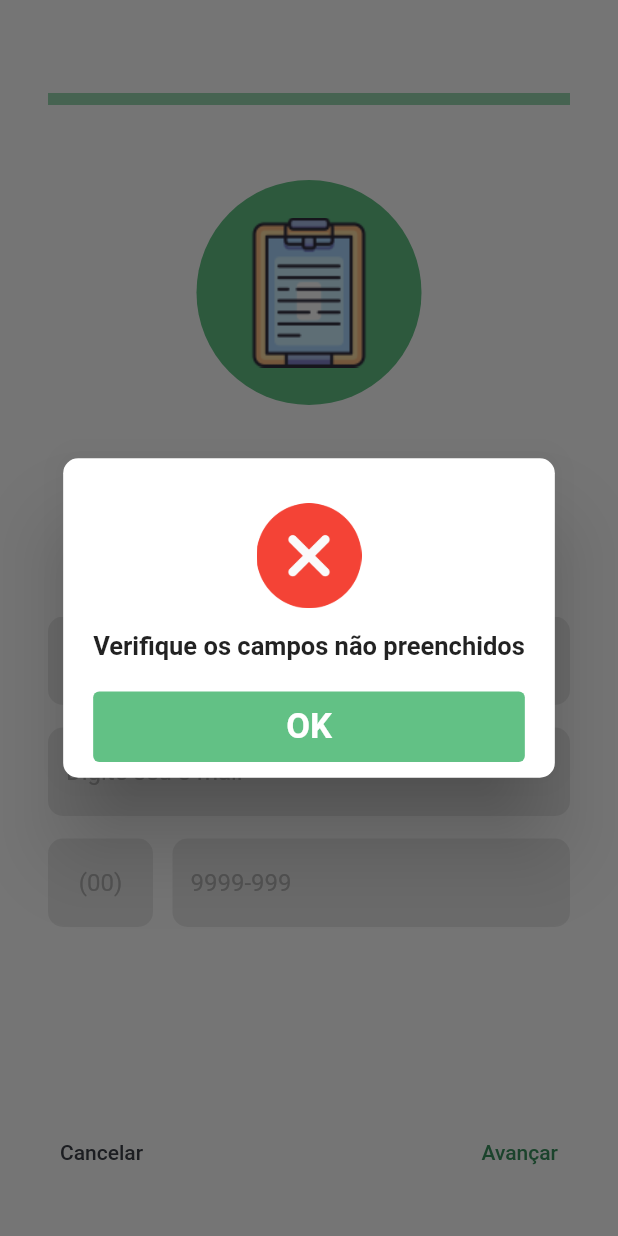
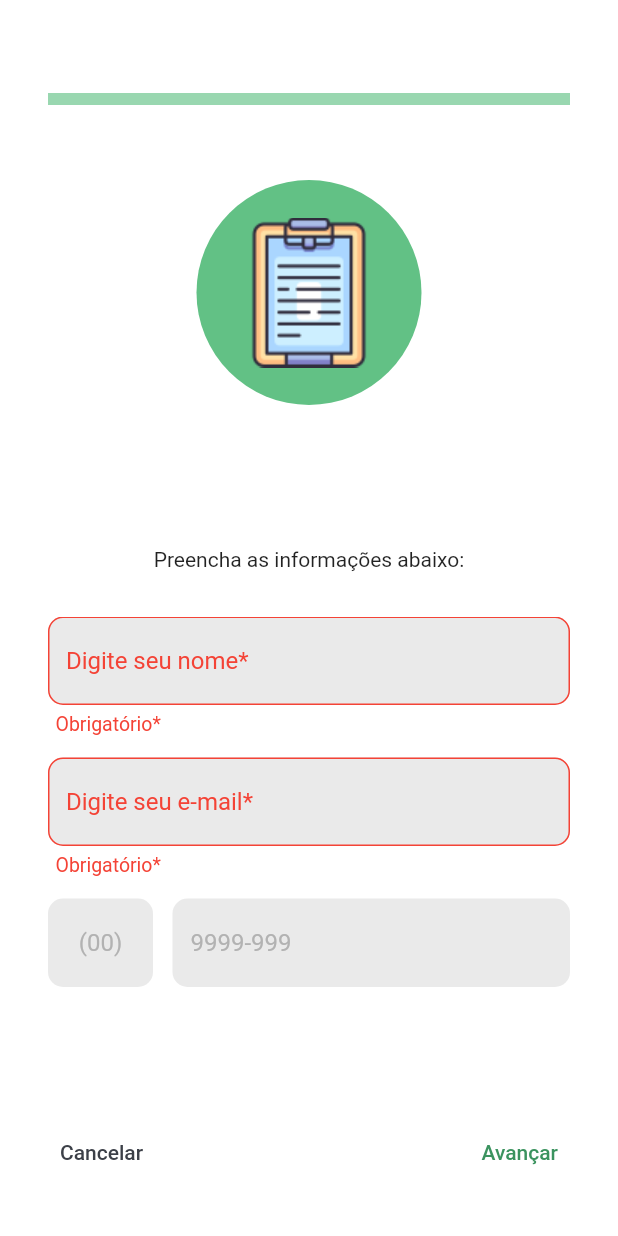
Before and after one commit to MarcalDev/stepped_login, a Flutter app: the StepRegisterPage screen opened directly, after a tap on "Avançar", on a phone screen of 412 x 824 dp. Run offline on Flutter 3.47's test engine with Material 2 defaults, Android fonts, the phone set to English and light mode, and no system bars; our stand-ins replace connectivity_plus, get, image_picker, internet_connection_checker, mask_text_input_formatter, permission_handler and 1 more; accounts and stored records are empty.

Commit message:
Adição de validação de text field não preenchidos e adição de permissões para uso da galeria e câmera

```diff
--- a/lib/2-app/components/text_field_widget.dart
+++ b/lib/2-app/components/text_field_widget.dart
@@ -1,6 +1,7 @@
 import 'package:flutter/material.dart';
 import 'package:mask_text_input_formatter/mask_text_input_formatter.dart';
 import 'package:stepped_login/2-app/views/stylePages/app_colors.dart';
+import 'package:stepped_login/2-app/views/stylePages/app_text_styles.dart';
 
 class TextFieldWidget extends StatefulWidget {
     TextFieldWidget({
@@ -11,6 +12,8 @@ class TextFieldWidget extends StatefulWidget {
     this.isPhoneArea = false,
     this.isEmail = false,
     this.isLastField = false,
+    this.showErrorInput = false,
+    this.fieldRequirements = const [],
     super.key
     });
     String hintText = "";
@@ -20,8 +23,8 @@ class TextFieldWidget extends StatefulWidget {
     bool isPhoneArea;
     bool isEmail;
     bool isLastField;
-
-
+    bool showErrorInput;
+    List<String> fieldRequirements;
 
   @override
   State<TextFieldWidget> createState() => _TextFieldWidgetState();
@@ -39,15 +42,23 @@ class _TextFieldWidgetState extends State<TextFieldWidget> {
     type: MaskAutoCompletionType.lazy,
   );
 
+
+
   bool _showPassword = true;
   @override
   Widget build(BuildContext context) {
-    return TextField(
+    Color borderColor = (widget.showErrorInput) ? AppColors.errorColor : Colors.transparent;
+    Color hintColor = (widget.showErrorInput) ? AppColors.errorColor : AppColors.inputHintColor;
+    bool showRequirementsList = widget.fieldRequirements.isNotEmpty;
+    return Column(
+      crossAxisAlignment: CrossAxisAlignment.start,
+      children: [
+        TextField(
           decoration: InputDecoration(
             hintText: (!widget.isPhoneArea && !widget.isPhoneNumber) ? widget.hintText : ((widget.isPhoneArea)? "(00)" : "9999-999"),
-        hintStyle: TextStyle(color: AppColors.inputHintColor),
-        enabledBorder: const OutlineInputBorder(borderRadius: BorderRadius.all(Radius.circular(10)), borderSide: BorderSide(color: Colors.transparent)),
-        focusedBorder: const OutlineInputBorder(borderRadius: BorderRadius.all(Radius.circular(10)), borderSide: BorderSide(color: Colors.transparent)),
+            hintStyle: TextStyle(color: hintColor),
+            enabledBorder: OutlineInputBorder(borderRadius: const BorderRadius.all(Radius.circular(10)), borderSide: BorderSide(color: borderColor)),
+            focusedBorder: OutlineInputBorder(borderRadius: BorderRadius.all(Radius.circular(10)), borderSide: BorderSide(color: borderColor)),
             fillColor: AppColors.inputBackgroundColor,
             isDense: false,
             filled:true,
@@ -77,6 +88,22 @@ class _TextFieldWidgetState extends State<TextFieldWidget> {
         textAlign: (widget.isPhoneArea) ? TextAlign.center : TextAlign.left,
         textInputAction: (widget.isLastField) ? TextInputAction.done : TextInputAction.next,
 
+        ),
+        Visibility(
+          visible: widget.showErrorInput,
+          child: Padding(
+            padding: EdgeInsets.only(left: 5,top: 5),
+            child: Text("Obrigatório*", style: AppTextStyles.textLeftError, textAlign: TextAlign.left)
+          )
+        ),
+        Visibility(
+          visible: showRequirementsList,
+          child: Padding(
+            padding: EdgeInsets.only(left: 5,top: 5),
+            child: Text(widget.fieldRequirements.toString().replaceAll('[', '').replaceAll(']', ''), style: AppTextStyles.textLeftError, textAlign: TextAlign.left),
+          )
+          )
+      ],
     );
   }
 }
--- a/lib/2-app/controllers/login_controller.dart
+++ b/lib/2-app/controllers/login_controller.dart
@@ -1,4 +1,3 @@
-import 'dart:io';
 import 'package:connectivity_plus/connectivity_plus.dart';
 import 'package:flutter/material.dart';
 import 'package:get/get.dart';
@@ -33,20 +32,26 @@ class LoginController extends GetxController{
     getSavedUser();
   }
 
+  // @override
+  // void initState(){
+  //   SystemChrome.setEnabledSystemUIMode([]);
+  //   super.initState();
+  // }
+
   pushToRegisterPage(){
     emailController.clear();
     passwordController.clear();
     Get.to(const StepRegisterPage());
   }
 
-  _providerInternet<Widget>(){
-    return StreamProvider<InternetConnectionStatus>(
-    initialData: InternetConnectionStatus.connected,
-    create: (_){
-      return InternetConnectionChecker().onStatusChange;
-    },
-  );
-  }
+  // _providerInternet<Widget>(){
+  //   return StreamProvider<InternetConnectionStatus>(
+  //   initialData: InternetConnectionStatus.connected,
+  //   create: (_){
+  //     return InternetConnectionChecker().onStatusChange;
+  //   },
+  // );
+  // }
 
 
   loginUser() async{
--- a/lib/2-app/controllers/register_controller.dart
+++ b/lib/2-app/controllers/register_controller.dart
@@ -2,6 +2,7 @@ import 'package:connectivity_plus/connectivity_plus.dart';
 import 'package:get/get.dart';
 import 'package:flutter/material.dart';
 import 'package:image_picker/image_picker.dart';
+import 'package:permission_handler/permission_handler.dart';
 import 'package:stepped_login/1-base/models/user.dart';
 import 'package:stepped_login/1-base/services/user_service.dart';
 import 'package:stepped_login/2-app/controllers/loading_indicator_dialog.dart';
@@ -31,6 +32,11 @@ class RegisterController extends GetxController{
   late RxBool showStepIcon;
   late RxString actualStepIcon;
   late PageController pageController;
+  late RxBool showNameError;
+  late RxBool showEmailError;
+  late RxBool showPasswordError;
+  late RxBool showSecondPasswordError;
+  late RxList<String> requirementsList;
 
 
   RegisterController({required this.context}){
@@ -55,20 +61,41 @@ class RegisterController extends GetxController{
     showStepIcon = true.obs;
     actualStepIcon = "images/clipboard_image.png".obs;
     pageController = PageController();
+    showNameError = false.obs;
+    showEmailError = false.obs;
+    showPasswordError = false.obs;
+    showSecondPasswordError = false.obs;
+    requirementsList = List<String>.empty().obs;
   }
 
   Future takePicture(bool openCamera) async{
     PickedFile? selectedFile;
     if(openCamera){
-      selectedFile = await ImagePicker.platform.pickImage(source: ImageSource.camera);
+      var cameraPermission = await Permission.camera.request();
+      if(cameraPermission.isGranted){
+        selectedFile = await ImagePicker.platform.pickImage(source: ImageSource.camera);
+      }else{
+        await showDialog(context: context, builder: (BuildContext context) {return ErrorPopup(popupText: "Autorize o uso da câmera para tirar fotos");});
+      }
     }else{
-      selectedFile = await ImagePicker.platform.pickImage(source: ImageSource.gallery);
+      var galleryPermission = await Permission.storage.request();
+      if(galleryPermission.isGranted){
+        selectedFile = await ImagePicker.platform.pickImage(source: ImageSource.gallery);
+      }else{
+        await showDialog(context: context, builder: (BuildContext context) {return ErrorPopup(popupText: "Autorize o uso da galeria para importar fotos");});
+      }
     }
       //setProfilePicture(File(selectedFile!.path));
       profilePicturePath.value = selectedFile!.path;
       showPicture.value = true;
       //setShowPicture(true);
       update();
+  }
+
+  getPermissionStatus() async{
+    await Permission.camera.request();
+
+    return await Permission.camera.status;
   }
 
   postUser() async{
@@ -121,24 +148,29 @@ class RegisterController extends GetxController{
 
   checkNextPage(){
     if(partialIndex.value == 0){
+      showNameError.value = nameController.text.isEmpty;
+      showEmailError.value = emailController.text.isEmpty;
+
       if(emailController.text.isNotEmpty && nameController.text.isNotEmpty){
         nextPage();
-      }else{
-        showDialog(context: context, builder: (BuildContext context) {return ErrorPopup(popupText: "Verifique os campos não preenchidos",);});
       }
     }else{
+      showPasswordError.value = passwordController.text.isEmpty;
+      showSecondPasswordError.value = secondPasswordController.text.isEmpty;
       if(passwordController.text.isNotEmpty && secondPasswordController.text.isNotEmpty){
+        requirementsList.clear();
         if(passwordController.text != secondPasswordController.text){
-          showDialog(context: context, builder: (BuildContext context) {return ErrorPopup(popupText: "As senhas informadas devem ser iguais",);});
+          requirementsList.add('As senhas informadas devem ser iguais');
+          //showDialog(context: context, builder: (BuildContext context) {return ErrorPopup(popupText: "As senhas informadas devem ser iguais",);});
         }else{
           if(passwordController.text.length < 6){
-            showDialog(context: context, builder: (BuildContext context) {return ErrorPopup(popupText: "A senha deve conter ao menos 6 caracteres",);});
+            requirementsList.add('A senha deve conter ao menos 6 caracteres');
+            //showDialog(context: context, builder: (BuildContext context) {return ErrorPopup(popupText: "A senha deve conter ao menos 6 caracteres",);});
           }else{
+            requirementsList.clear();
             nextPage();
           }
         }
-      }else{
-        showDialog(context: context, builder: (BuildContext context) {return ErrorPopup(popupText: "Verifique os campos não preenchidos",);});
       }
     }
   }
--- a/lib/2-app/views/stylePages/app_colors.dart
+++ b/lib/2-app/views/stylePages/app_colors.dart
@@ -12,5 +12,6 @@ class AppColors{
   static Color inputHintColor = const Color(0xffB2B2B2);
   static Color inputBackgroundColor = const Color(0xffEAEAEA);
   static Color inputTextColor = const Color(0xff3C4048);
+  static Color errorColor = Colors.red;
 
 }
--- a/lib/2-app/views/stylePages/app_text_styles.dart
+++ b/lib/2-app/views/stylePages/app_text_styles.dart
@@ -1,10 +1,13 @@
 import 'package:flutter/material.dart';
+import 'package:stepped_login/2-app/views/stylePages/app_colors.dart';
 
 class AppTextStyles{
+
 static const  TextStyle buttonText = TextStyle(fontSize: 23,fontWeight: FontWeight.bold, color: Colors.white);
 static const  TextStyle textFieldTitle = TextStyle(fontSize: 17,fontWeight: FontWeight.w400);
 static const  TextStyle textPopupTitle = TextStyle(fontSize: 17,fontWeight: FontWeight.bold);
 static const  TextStyle textPopupOptions = TextStyle(fontSize: 13,fontWeight: FontWeight.w400, color: Colors.black);
 static const  TextStyle textDescription = TextStyle(fontSize: 14,fontWeight: FontWeight.w400);
+static TextStyle textLeftError = TextStyle(fontSize: 13,fontWeight: FontWeight.w400, color: AppColors.errorColor);
 
 }
--- a/lib/2-app/views/user_register/widgets/basic_data_partial.dart
+++ b/lib/2-app/views/user_register/widgets/basic_data_partial.dart
@@ -18,14 +18,15 @@ class _BasicDataPartialState extends State<BasicDataPartial> {
   Widget build(BuildContext context) {
     return Container(
       padding: const EdgeInsets.all(0),
-      child: Column(
+      child: Obx(() =>
+        Column(
           mainAxisSize: MainAxisSize.min,
           mainAxisAlignment: MainAxisAlignment.start,
           children: [
-            TextFieldWidget(editingController: _controller.nameController, hintText: "Digite seu nome*"),
+            TextFieldWidget(editingController: _controller.nameController, hintText: "Digite seu nome*", showErrorInput: _controller.showNameError.value),
             Padding(
               padding: const EdgeInsets.fromLTRB(0, 15, 0, 15),
-              child: TextFieldWidget(editingController: _controller.emailController, hintText: "Digite seu e-mail*", isEmail: true)
+              child: TextFieldWidget(editingController: _controller.emailController, hintText: "Digite seu e-mail*", isEmail: true, showErrorInput: _controller.showEmailError.value,)
             ),
             Row(
               mainAxisAlignment: MainAxisAlignment.spaceBetween,
@@ -44,6 +45,7 @@ class _BasicDataPartialState extends State<BasicDataPartial> {
             )
           ],
           )
-    );
+      )
+      );
   }
 }
--- a/lib/2-app/views/user_register/widgets/password_partial.dart
+++ b/lib/2-app/views/user_register/widgets/password_partial.dart
@@ -17,16 +17,19 @@ class _PasswordPartialState extends State<PasswordPartial> {
   Widget build(BuildContext context) {
     return Container(
       child: Center(
-        child: Column(
+        child: Obx(() =>
+          Column(
           children: [
             Padding(
               padding: const EdgeInsets.fromLTRB(0, 0, 0, 15),
-              child: TextFieldWidget(editingController: _controller.passwordController, hintText: "Digite sua senha*",isPassword: true),
+              child: TextFieldWidget(editingController: _controller.passwordController, hintText: "Digite sua senha*",isPassword: true, showErrorInput: _controller.showPasswordError.value),
             ),
-            TextFieldWidget(editingController: _controller.secondPasswordController, hintText: "Repita a senha*",isPassword: true, isLastField: true),
+            TextFieldWidget(editingController: _controller.secondPasswordController, hintText: "Repita a senha*",isPassword: true, isLastField: true, showErrorInput: _controller.showSecondPasswordError.value, fieldRequirements: _controller.requirementsList.value),
           ],
         )
-      ),
+
+        )
+        ),
     );
   }
 }
--- a/pubspec.yaml
+++ b/pubspec.yaml
@@ -46,6 +46,7 @@ dependencies:
   internet_connection_checker: ^0.0.1+4
   provider: ^6.0.3
   connectivity_plus: ^2.2.1
+  permission_handler: ^8.3.0
 
 dev_dependencies:
   flutter_test:
```
Also changed, not shown: 3 other files. Lines whose indentation alone changed are shown as unchanged.
